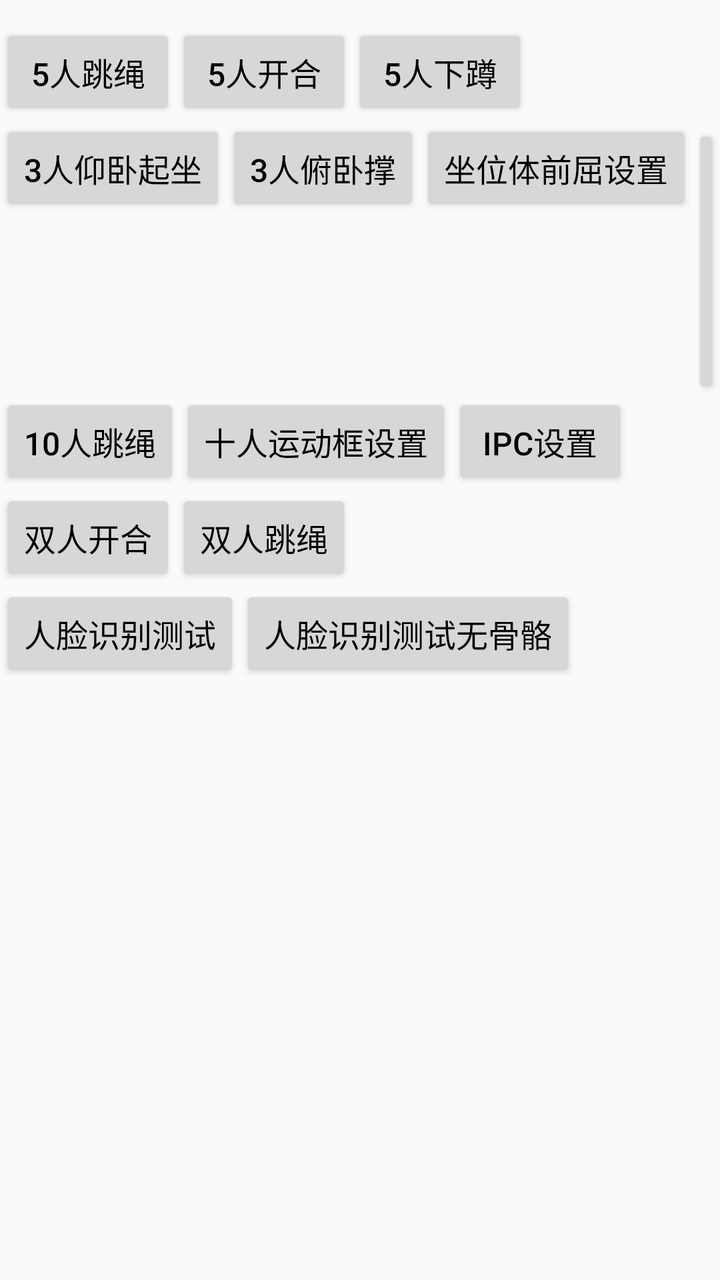
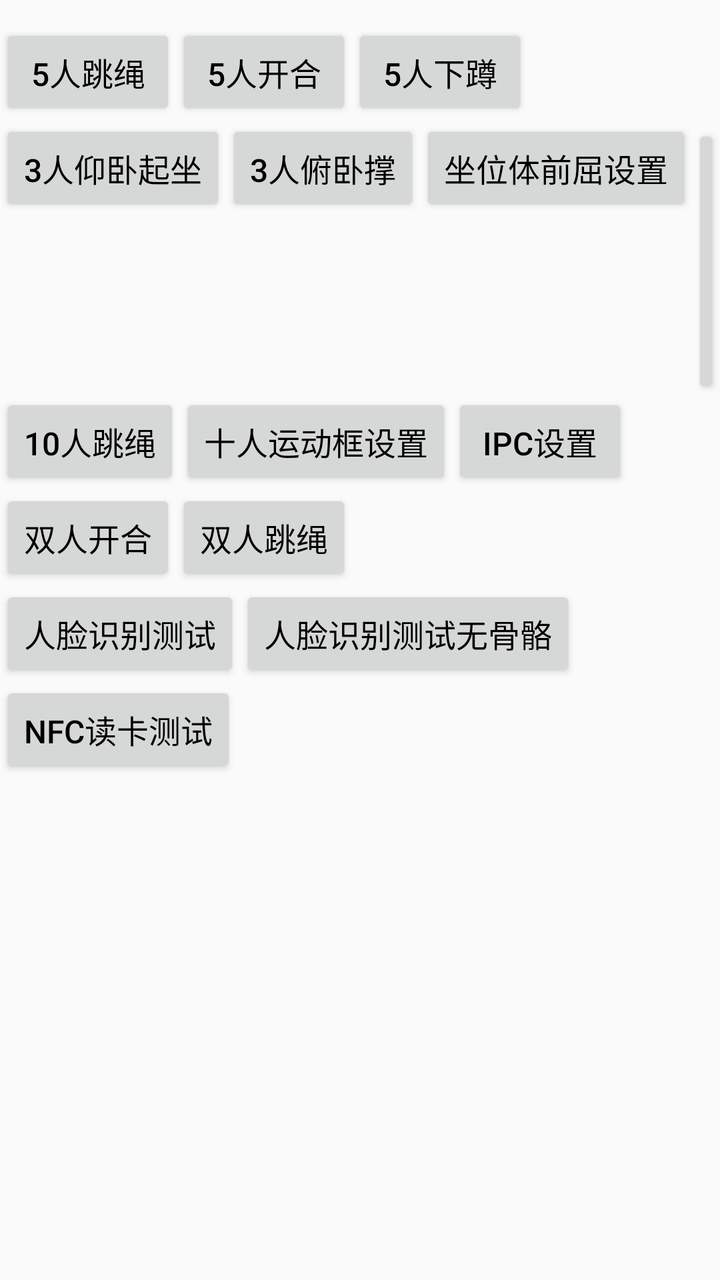

Before-and-after screenshots of an Android layout around one commit, followed by the original layout XML and the change that was made.
<!-- AndroidManifest.xml: application theme AppTheme -->
<!-- res/layout/ac_main.xml -->
<?xml version="1.0" encoding="utf-8"?>
<androidx.constraintlayout.widget.ConstraintLayout xmlns:android="http://schemas.android.com/apk/res/android"
    xmlns:app="http://schemas.android.com/apk/res-auto"
    android:layout_width="match_parent"
    android:layout_height="match_parent">

    <ScrollView
        android:layout_width="match_parent"
        android:layout_height="match_parent"
        android:layout_centerHorizontal="true"
        android:scrollbars="vertical">

        <LinearLayout
            android:layout_width="wrap_content"
            android:layout_height="wrap_content"
            android:layout_centerInParent="true"
            android:orientation="vertical"
            android:paddingTop="12dp"
            android:paddingBottom="12dp">

            <LinearLayout
                android:layout_width="wrap_content"
                android:layout_height="wrap_content"
                android:orientation="horizontal">

                <Button
                    android:id="@+id/bnt_0"
                    android:layout_width="wrap_content"
                    android:layout_height="wrap_content"
                    android:text="5人跳绳"
                    android:textColor="@color/color_black"
                    android:textSize="16sp" />

                <Button
                    android:id="@+id/bnt_3"
                    android:layout_width="wrap_content"
                    android:layout_height="wrap_content"
                    android:text="5人开合"
                    android:textColor="@color/color_black"
                    android:textSize="16sp" />

                <Button
                    android:id="@+id/bnt_4"
                    android:layout_width="wrap_content"
                    android:layout_height="wrap_content"
                    android:text="5人下蹲"
                    android:textColor="@color/color_black"
                    android:textSize="16sp" />

            </LinearLayout>

            <LinearLayout
                android:layout_width="wrap_content"
                android:layout_height="wrap_content"
                android:orientation="horizontal">

                <Button
                    android:id="@+id/bnt_8"
                    android:layout_width="wrap_content"
                    android:layout_height="wrap_content"
                    android:text="3人仰卧起坐"
                    android:textColor="@color/color_black"
                    android:textSize="16sp" />

                <Button
                    android:id="@+id/bnt_9"
                    android:layout_width="wrap_content"
                    android:layout_height="wrap_content"
                    android:text="3人俯卧撑"
                    android:textColor="@color/color_black"
                    android:textSize="16sp" />

                <Button
                    android:id="@+id/bnt_10"
                    android:layout_width="wrap_content"
                    android:layout_height="wrap_content"
                    android:text="坐位体前屈设置"
                    android:textColor="@color/color_black"
                    android:textSize="16sp" />

                <Button
                    android:id="@+id/bnt_zw"
                    android:layout_width="wrap_content"
                    android:layout_height="wrap_content"
                    android:text="坐位体前屈"
                    android:textColor="@color/color_black"
                    android:textSize="16sp" />

            </LinearLayout>

            <LinearLayout
                android:layout_width="wrap_content"
                android:layout_height="wrap_content"
                android:orientation="horizontal">

                <Button
                    android:id="@+id/bnt_11"
                    android:layout_width="wrap_content"
                    android:layout_height="wrap_content"
                    android:text="10人跳绳"
                    android:textColor="@color/color_black"
                    android:textSize="16sp" />

                <Button
                    android:id="@+id/btn_10_region_set"
                    android:layout_width="wrap_content"
                    android:layout_height="wrap_content"
                    android:text="十人运动框设置"
                    android:textColor="@color/color_black"
                    android:textSize="16sp" />

                <Button
                    android:id="@+id/btn_ipc_set"
                    android:layout_width="wrap_content"
                    android:layout_height="wrap_content"
                    android:text="IPC设置"
                    android:textColor="@color/color_black"
                    android:textSize="16sp" />

            </LinearLayout>

            <LinearLayout
                android:layout_width="wrap_content"
                android:layout_height="wrap_content"
                android:orientation="horizontal">

                <Button
                    android:id="@+id/bnt_12"
                    android:layout_width="wrap_content"
                    android:layout_height="wrap_content"
                    android:text="双人开合"
                    android:textColor="@color/color_black"
                    android:textSize="16sp" />

                <Button
                    android:id="@+id/bnt_13"
                    android:layout_width="wrap_content"
                    android:layout_height="wrap_content"
                    android:text="双人跳绳"
                    android:textColor="@color/color_black"
                    android:textSize="16sp" />

            </LinearLayout>

            <LinearLayout
                android:layout_width="wrap_content"
                android:layout_height="wrap_content">

                <Button
                    android:id="@+id/btn_face_test"
                    android:layout_width="wrap_content"
                    android:layout_height="wrap_content"
                    android:text="人脸识别测试"
                    android:textColor="@color/color_black"
                    android:textSize="16sp" />

                <Button
                    android:id="@+id/btn_face_test2"
                    android:layout_width="wrap_content"
                    android:layout_height="wrap_content"
                    android:text="人脸识别测试无骨骼"
                    android:textColor="@color/color_black"
                    android:textSize="16sp" />
            </LinearLayout>

        </LinearLayout>

    </ScrollView>

    <TextView
        android:id="@+id/tv_org_id"
        android:layout_width="wrap_content"
        android:layout_height="wrap_content"
        android:layout_marginEnd="@dimen/dp_60"
        android:layout_marginBottom="@dimen/dp_60"
        app:layout_constraintBottom_toBottomOf="parent"
        app:layout_constraintEnd_toEndOf="parent" />
</androidx.constraintlayout.widget.ConstraintLayout>
<!-- resources referenced by this layout -->
<resources>
  <color name="color_black">#000000</color>
  <dimen name="dp_60">60dp</dimen>
  <style name="AppTheme" parent="Theme.AppCompat.DayNight.NoActionBar">
          <item name="colorPrimary">#00FFFF</item>
          <item name="colorPrimaryDark">#FFFFFF</item>
          <item name="colorAccent">#FFFF00</item>
          <item name="android:windowActionBar">false</item>
          <item name="android:windowNoTitle">true</item>
          <item name="android:windowContentTransitions">true</item>
          <item name="android:statusBarColor">@android:color/transparent</item>
          <item name="android:windowFullscreen">true</item>
          <item name="android:windowTranslucentNavigation">true</item>
          <item name="android:windowTranslucentStatus">true</item>
          <item name="android:windowDisablePreview">true</item>
      </style>
</resources>

<!-- the commit's change to res/layout/ac_main.xml (unified diff, before → after) -->
@@ -162,6 +162,17 @@
                     android:textColor="@color/color_black"
                     android:textSize="16sp" />
             </LinearLayout>
+            <LinearLayout
+                android:layout_width="wrap_content"
+                android:layout_height="wrap_content">
+                <Button
+                    android:id="@+id/btn_nfc_test"
+                    android:layout_width="wrap_content"
+                    android:layout_height="wrap_content"
+                    android:text="NFC读卡测试"
+                    android:textColor="@color/color_black"
+                    android:textSize="16sp" />
+            </LinearLayout>
 
         </LinearLayout>
 
